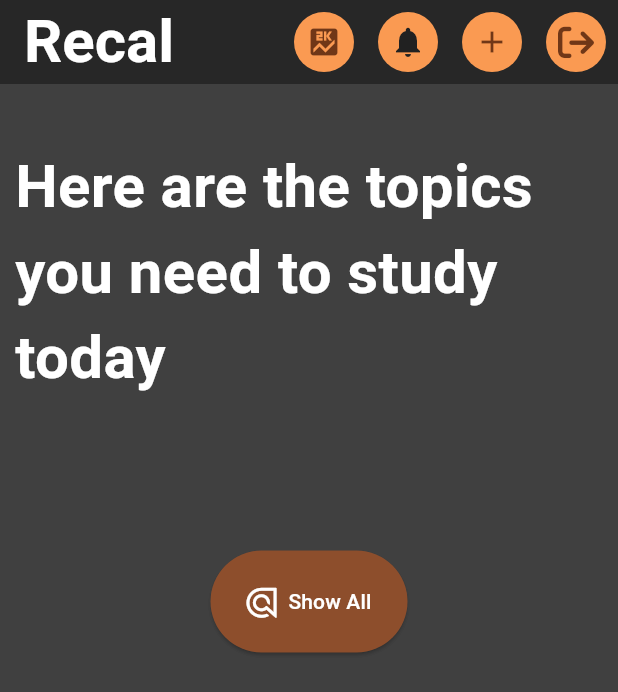
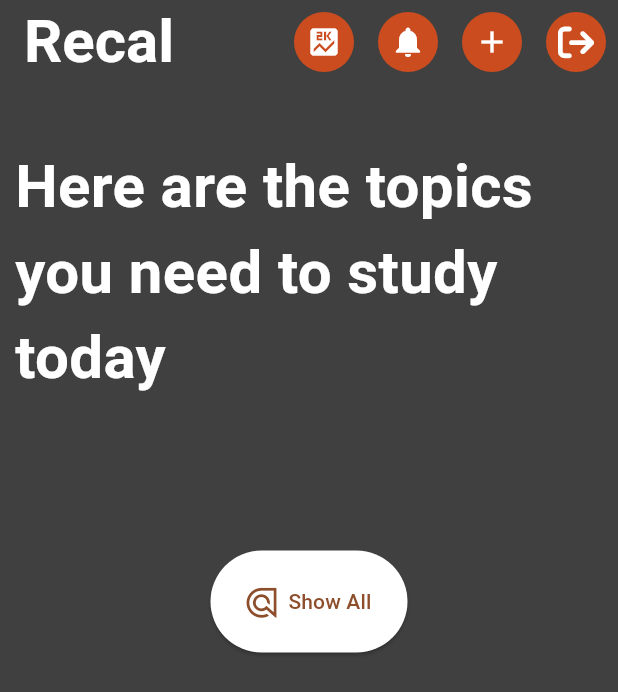
Before and after one commit to All-Khwarizmi/recal, a Flutter app: the screen it shows once a user with an empty profile is signed in, on a phone screen of 412 x 824 dp. Shown: the top 692 px of the screen. Run offline on Flutter 3.47's test engine with Material 2 defaults, Android fonts, the phone set to English and light mode, and no system bars; our stand-ins replace cloud_firestore, firebase_auth, firebase_core, firebase_messaging, flutter_local_notifications, font_awesome_flutter and 3 more; missing offline and left inert: firebase_ui_auth, workmanager; accounts and stored records are empty.

Commit message:
👌 IMPROVE: Update styling in home app bar

```diff
--- a/lib/home/app_bar.dart
+++ b/lib/home/app_bar.dart
@@ -18,7 +18,7 @@ class HomeScaffold extends StatelessWidget {
     ScaffoldMessenger.of(context).clearSnackBars();
     return Scaffold(
         appBar: AppBar(
-            backgroundColor: recalTheme.backGroundColor,
+            backgroundColor: Colors.transparent,
             title: Text(
               "Recal",
               style: TextStyle(
@@ -30,9 +30,12 @@ class HomeScaffold extends StatelessWidget {
               Padding(
                   padding: EdgeInsets.all(8.0),
                   child: CircleAvatar(
-                    backgroundColor: recalTheme.primaryColorBis,
+                    backgroundColor: Color.fromARGB(255, 203, 76, 30),
                     child: IconButton(
-                      icon: Icon(Icons.score),
+                      icon: Icon(
+                        Icons.score,
+                        color: Colors.white,
+                      ),
                       onPressed: () async {
                         print("Score");
                       },
@@ -41,10 +44,12 @@ class HomeScaffold extends StatelessWidget {
               Padding(
                   padding: EdgeInsets.all(8.0),
                   child: CircleAvatar(
-                    backgroundColor: recalTheme.primaryColorBis,
+                    backgroundColor: Color.fromARGB(255, 203, 76, 30),
                     child: IconButton(
-                      icon: Icon(Icons.notifications,
-                          color: recalTheme.secondaryColor),
+                      icon: Icon(
+                        Icons.notifications,
+                        color: Colors.white,
+                      ),
                       onPressed: () async {
                         print("Notifications");
                       },
@@ -53,9 +58,12 @@ class HomeScaffold extends StatelessWidget {
               Padding(
                   padding: EdgeInsets.all(8.0),
                   child: CircleAvatar(
-                    backgroundColor: recalTheme.primaryColorBis,
+                    backgroundColor: Color.fromARGB(255, 203, 76, 30),
                     child: IconButton(
-                      icon: Icon(Icons.add),
+                      icon: Icon(
+                        Icons.add,
+                        color: Colors.white,
+                      ),
                       onPressed: () {
                         //appState.createTopicSync("whatever sync");
                         showModalBottomSheet(
@@ -70,9 +78,12 @@ class HomeScaffold extends StatelessWidget {
               Padding(
                   padding: EdgeInsets.all(8.0),
                   child: CircleAvatar(
-                    backgroundColor: recalTheme.primaryColorBis,
+                    backgroundColor: Color.fromARGB(255, 203, 76, 30),
                     child: IconButton(
-                      icon: Icon(FontAwesomeIcons.arrowRightFromBracket),
+                      icon: Icon(
+                        FontAwesomeIcons.arrowRightFromBracket,
+                        color: Colors.white,
+                      ),
                       onPressed: () {
                         //appState.createTopicSync("whatever sync");
                         AuthService().signOut();
--- a/lib/home/show_all_quizzes_button.dart
+++ b/lib/home/show_all_quizzes_button.dart
@@ -13,12 +13,12 @@ class ShowAllQuizzes extends StatelessWidget {
       child: ElevatedButton.icon(
         icon: Icon(
           FontAwesomeIcons.algolia,
-          color: Colors.white,
+          color: Theme.of(context).primaryColor,
           size: 20,
         ),
         style: TextButton.styleFrom(
           padding: const EdgeInsets.all(24),
-          backgroundColor: Theme.of(context).primaryColor,
+          backgroundColor: Colors.white,
         ),
         onPressed: () {
           Navigator.pushNamed(context, '/quizzes');
@@ -26,7 +26,9 @@ class ShowAllQuizzes extends StatelessWidget {
         label: Text(
           "Show All",
           textAlign: TextAlign.center,
-          style: TextStyle(color: Colors.white),
+          style: TextStyle(
+            color: Theme.of(context).primaryColor,
+          ),
         ),
       ),
     );
--- a/lib/quiz/quiz.dart
+++ b/lib/quiz/quiz.dart
@@ -27,7 +27,9 @@ class QuizScreen extends StatelessWidget {
               appBar: AppBar(
                 title: Text(
                   quizz.quizzName,
-                  style: TextStyle(color: Theme.of(context).primaryColor),
+                  style: TextStyle(
+                    color: Colors.white,
+                  ),
                 ),
                 backgroundColor: Colors.transparent,
                 leading: IconButton(
--- a/lib/quiz/quizz_item.dart
+++ b/lib/quiz/quizz_item.dart
@@ -13,7 +13,7 @@ class QuizzItem extends StatelessWidget {
     return Hero(
       tag: quizz.image,
       child: Card(
-        color: Color.fromARGB(255, 231, 133, 64),
+        color: Theme.of(context).primaryColor,
         clipBehavior: Clip.antiAlias,
         child: InkWell(
           onTap: () {
@@ -39,7 +39,7 @@ class QuizzItem extends StatelessWidget {
                 child: Text(
                   quizz.quizzName,
                   style: TextStyle(
-                    color: Colors.white70,
+                    color: Colors.white,
                     height: 1.5,
                     fontWeight: FontWeight.bold,
                   ),
```
